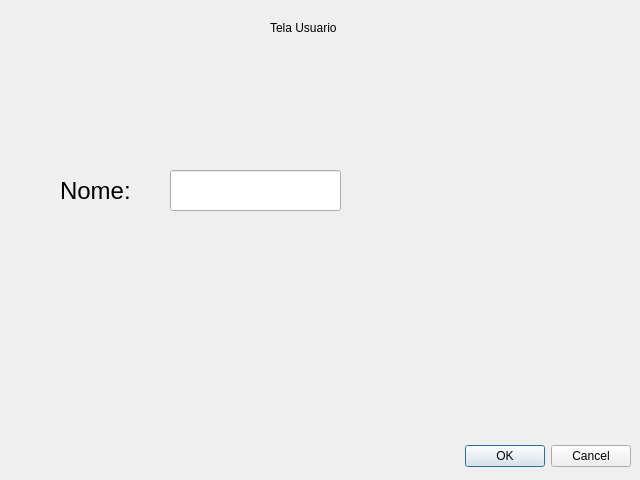
First picture: the form in T3/telaUsuario.ui, repository RodrigoSchmitz/DSOII-T3-e-T4, before the edit.
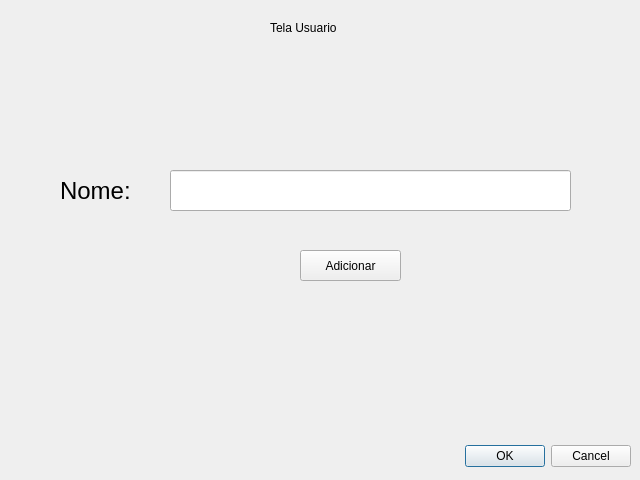
Second picture: the form after the edit.

What changed in the file:
```diff
--- a/T3/telaUsuario.ui
+++ b/T3/telaUsuario.ui
@@ -47,7 +47,7 @@
     <rect>
      <x>170</x>
      <y>170</y>
-     <width>171</width>
+     <width>401</width>
      <height>41</height>
     </rect>
    </property>
@@ -76,6 +76,19 @@
     <string>Nome:</string>
    </property>
   </widget>
+  <widget class="QPushButton" name="addUser">
+   <property name="geometry">
+    <rect>
+     <x>300</x>
+     <y>250</y>
+     <width>101</width>
+     <height>31</height>
+    </rect>
+   </property>
+   <property name="text">
+    <string>Adicionar</string>
+   </property>
+  </widget>
  </widget>
  <resources/>
  <connections>
```
